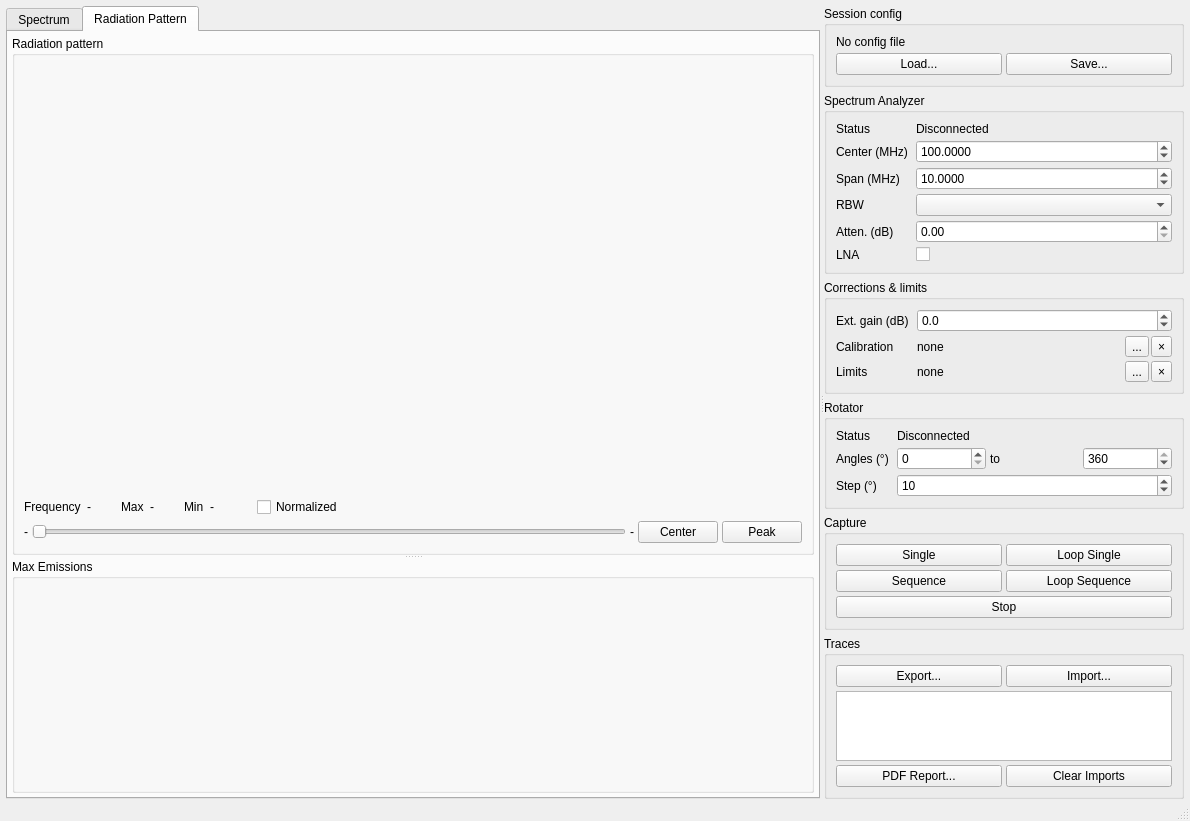
The window that mainwindow.ui (bsan4/polarSA) describes before a commit, drawn with Qt 5.
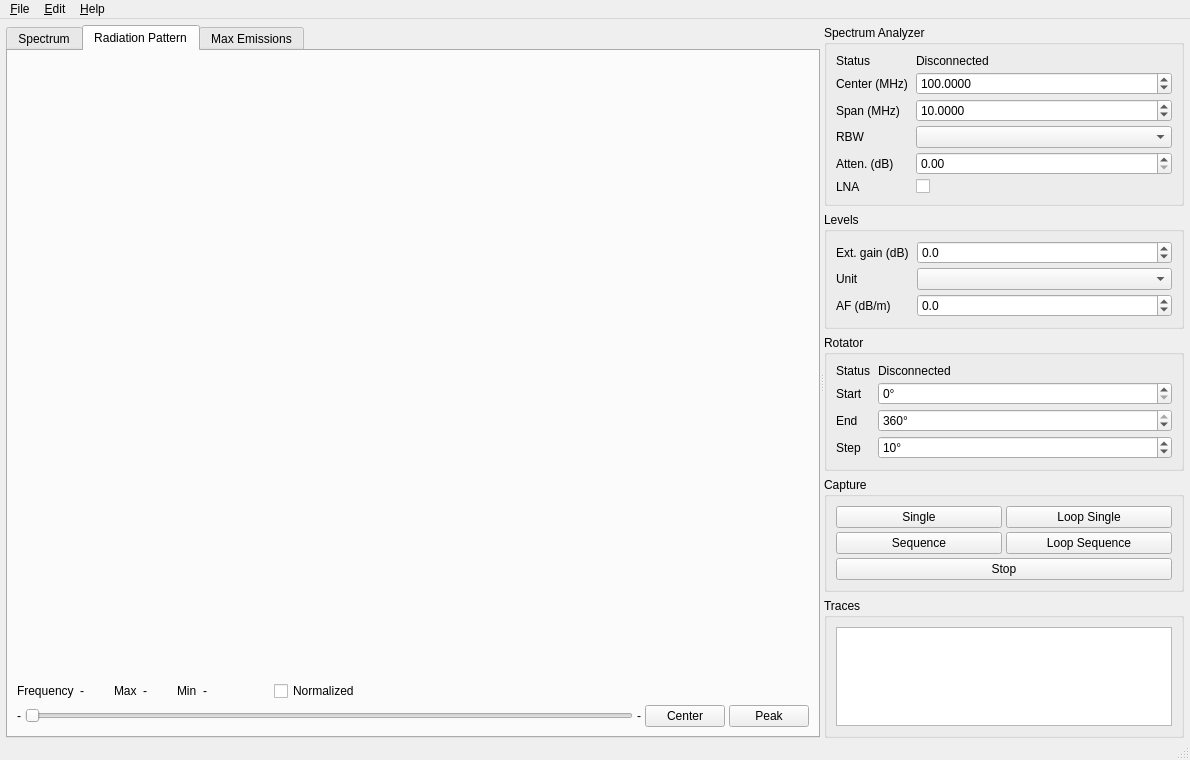
The same window after the commit. Custom widgets are drawn as their Qt base class.

Commit message: Move file and edit actions to menus, Max Emissions tab, level units

Patch:
```diff
--- a/mainwindow.ui
+++ b/mainwindow.ui
@@ -54,34 +54,6 @@
          <string>Radiation Pattern</string>
         </attribute>
         <layout class="QVBoxLayout" name="verticalLayout_rp">
-         <property name="leftMargin">
-          <number>4</number>
-         </property>
-         <property name="topMargin">
-          <number>4</number>
-         </property>
-         <property name="rightMargin">
-          <number>4</number>
-         </property>
-         <property name="bottomMargin">
-          <number>4</number>
-         </property>
-         <item>
-          <widget class="QSplitter" name="rpSplitter">
-           <property name="orientation">
-            <enum>Qt::Orientation::Vertical</enum>
-           </property>
-           <property name="childrenCollapsible">
-            <bool>true</bool>
-           </property>
-           <property name="toolTip">
-            <string>Drag to resize, drag to an edge to hide a graph, double-click to show/hide Max Emissions</string>
-           </property>
-           <widget class="QGroupBox" name="groupBox_4">
-            <property name="title">
-             <string>Radiation pattern</string>
-            </property>
-            <layout class="QVBoxLayout" name="verticalLayout_4">
              <property name="spacing">
               <number>4</number>
              </property>
@@ -174,6 +146,22 @@
                  </property>
                 </widget>
                </item>
+           <item>
+            <spacer name="horizontalSpacer_5">
+             <property name="orientation">
+              <enum>Qt::Orientation::Horizontal</enum>
+             </property>
+             <property name="sizeType">
+              <enum>QSizePolicy::Policy::Fixed</enum>
+             </property>
+             <property name="sizeHint" stdset="0">
+              <size>
+               <width>24</width>
+               <height>10</height>
+              </size>
+             </property>
+            </spacer>
+           </item>
                <item>
                 <widget class="QLabel" name="lbRPLimits">
                  <property name="text">
@@ -269,16 +257,32 @@
              </item>
             </layout>
            </widget>
-           <widget class="QGroupBox" name="groupBox_5">
-            <property name="title">
+       <widget class="QWidget" name="tabMaxEmissions">
+        <attribute name="title">
              <string>Max Emissions</string>
-            </property>
-            <layout class="QGridLayout" name="gridLayout_8">
-             <item row="0" column="0">
-              <widget class="SpectrumPlot" name="maxSpectrumPlot" native="true"/>
-             </item>
-            </layout>
-           </widget>
+        </attribute>
+        <layout class="QVBoxLayout" name="verticalLayout_max">
+         <property name="spacing">
+          <number>4</number>
+         </property>
+         <item>
+          <widget class="QLabel" name="lbMaxInfo">
+           <property name="text">
+            <string>Max hold over all angles of the live capture and of the visible imports</string>
+           </property>
+           <property name="wordWrap">
+            <bool>true</bool>
+           </property>
+          </widget>
+         </item>
+         <item>
+          <widget class="SpectrumPlot" name="maxSpectrumPlot" native="true">
+           <property name="sizePolicy">
+            <sizepolicy hsizetype="Expanding" vsizetype="Expanding">
+             <horstretch>0</horstretch>
+             <verstretch>1</verstretch>
+            </sizepolicy>
+           </property>
           </widget>
          </item>
         </layout>
@@ -313,45 +317,6 @@
         <property name="bottomMargin">
          <number>0</number>
         </property>
-        <item>
-         <widget class="QGroupBox" name="groupBox_session">
-          <property name="title">
-           <string>Session config</string>
-          </property>
-          <layout class="QGridLayout" name="gridLayout_session">
-           <property name="spacing">
-            <number>4</number>
-           </property>
-           <item row="0" column="0" colspan="2">
-            <widget class="QLabel" name="lbConfigName">
-             <property name="text">
-              <string>No config file</string>
-             </property>
-            </widget>
-           </item>
-           <item row="1" column="0">
-            <widget class="QPushButton" name="pbLoadConfig">
-             <property name="toolTip">
-              <string>Load spectrum analyzer, rotator, display and notes settings from a config file</string>
-             </property>
-             <property name="text">
-              <string>Load...</string>
-             </property>
-            </widget>
-           </item>
-           <item row="1" column="1">
-            <widget class="QPushButton" name="pbSaveConfig">
-             <property name="toolTip">
-              <string>Save the current settings (no measurement data) to a config file</string>
-             </property>
-             <property name="text">
-              <string>Save...</string>
-             </property>
-            </widget>
-           </item>
-          </layout>
-         </widget>
-        </item>
         <item>
          <widget class="QGroupBox" name="groupBox">
           <property name="title">
@@ -461,7 +426,7 @@
         <item>
          <widget class="QGroupBox" name="groupBox_corrections">
           <property name="title">
-           <string>Corrections &amp;&amp; limits</string>
+           <string>Levels</string>
           </property>
           <layout class="QFormLayout" name="formLayout_corrections">
            <property name="horizontalSpacing">
@@ -486,10 +451,10 @@
               <number>1</number>
              </property>
              <property name="minimum">
-              <double>-100.000000000000000</double>
+              <double>-200.000000000000000</double>
              </property>
              <property name="maximum">
-              <double>100.000000000000000</double>
+              <double>200.000000000000000</double>
              </property>
              <property name="singleStep">
               <double>0.500000000000000</double>
@@ -499,96 +464,42 @@
            <item row="1" column="0">
             <widget class="QLabel" name="label_calibration">
              <property name="text">
-              <string>Calibration</string>
+              <string>Unit</string>
              </property>
             </widget>
            </item>
            <item row="1" column="1">
-            <layout class="QHBoxLayout" name="horizontalLayout_lbCalibration">
-             <property name="spacing">
-              <number>2</number>
-             </property>
-             <item>
-              <widget class="QLabel" name="lbCalibration">
-               <property name="sizePolicy">
-                <sizepolicy hsizetype="Ignored" vsizetype="Preferred">
-                 <horstretch>1</horstretch>
-                 <verstretch>0</verstretch>
-                </sizepolicy>
-               </property>
-               <property name="text">
-                <string>none</string>
-               </property>
-              </widget>
-             </item>
-             <item>
-              <widget class="QToolButton" name="pbLoadCalibration">
+            <widget class="QComboBox" name="cbUnit">
                <property name="toolTip">
-                <string>Load a setup calibration file (correction vs frequency, e.g. antenna factor + cable loss)</string>
-               </property>
-               <property name="text">
-                <string>...</string>
-               </property>
-              </widget>
-             </item>
-             <item>
-              <widget class="QToolButton" name="pbClearCalibration">
-               <property name="toolTip">
-                <string>Remove the calibration (levels in dBm)</string>
-               </property>
-               <property name="text">
-                <string>×</string>
-               </property>
-              </widget>
-             </item>
-            </layout>
+              <string>Coarse conversion of the levels (flat in frequency). A calibration file, when loaded, sets the unit instead.</string>
+             </property>
+            </widget>
            </item>
            <item row="2" column="0">
             <widget class="QLabel" name="label_limits">
              <property name="text">
-              <string>Limits</string>
+              <string>AF (dB/m)</string>
              </property>
             </widget>
            </item>
            <item row="2" column="1">
-            <layout class="QHBoxLayout" name="horizontalLayout_lbLimits">
-             <property name="spacing">
-              <number>2</number>
+            <widget class="QDoubleSpinBox" name="sbAntennaFactor">
+             <property name="toolTip">
+              <string>Antenna factor of the receiving antenna, flat over frequency (coarse). Use a calibration file for a frequency-dependent one.</string>
              </property>
-             <item>
-              <widget class="QLabel" name="lbLimits">
-               <property name="sizePolicy">
-                <sizepolicy hsizetype="Ignored" vsizetype="Preferred">
-                 <horstretch>1</horstretch>
-                 <verstretch>0</verstretch>
-                </sizepolicy>
-               </property>
-               <property name="text">
-                <string>none</string>
-               </property>
-              </widget>
-             </item>
-             <item>
-              <widget class="QToolButton" name="pbLoadLimits">
-               <property name="toolTip">
-                <string>Load an EMC limits file (one or several limit lines)</string>
-               </property>
-               <property name="text">
-                <string>...</string>
-               </property>
-              </widget>
-             </item>
-             <item>
-              <widget class="QToolButton" name="pbClearLimits">
-               <property name="toolTip">
-                <string>Remove the limits</string>
-               </property>
-               <property name="text">
-                <string>×</string>
-               </property>
-              </widget>
-             </item>
-            </layout>
+             <property name="decimals">
+              <number>1</number>
+             </property>
+             <property name="minimum">
+              <double>-50.000000000000000</double>
+             </property>
+             <property name="maximum">
+              <double>100.000000000000000</double>
+             </property>
+             <property name="singleStep">
+              <double>0.500000000000000</double>
+             </property>
+            </widget>
            </item>
           </layout>
          </widget>
@@ -622,37 +533,38 @@
            <item row="1" column="0">
             <widget class="QLabel" name="label">
              <property name="text">
-              <string>Angles (°)</string>
+              <string>Start</string>
              </property>
             </widget>
            </item>
            <item row="1" column="1">
-            <layout class="QHBoxLayout" name="horizontalLayout_angles">
-             <property name="spacing">
-              <number>4</number>
-             </property>
-             <item>
               <widget class="QSpinBox" name="sbRotatorStart">
                <property name="toolTip">
                 <string>Start angle</string>
                </property>
+             <property name="suffix">
+              <string>°</string>
+             </property>
                <property name="maximum">
                 <number>360</number>
                </property>
               </widget>
              </item>
-             <item>
+           <item row="2" column="0">
               <widget class="QLabel" name="label_2">
                <property name="text">
-                <string>to</string>
+              <string>End</string>
                </property>
               </widget>
              </item>
-             <item>
+           <item row="2" column="1">
               <widget class="QSpinBox" name="sbRotatorEnd">
                <property name="toolTip">
                 <string>End angle</string>
                </property>
+             <property name="suffix">
+              <string>°</string>
+             </property>
                <property name="maximum">
                 <number>360</number>
                </property>
@@ -661,17 +573,18 @@
                </property>
               </widget>
              </item>
-            </layout>
-           </item>
-           <item row="2" column="0">
+           <item row="3" column="0">
             <widget class="QLabel" name="label_3">
              <property name="text">
-              <string>Step (°)</string>
+              <string>Step</string>
              </property>
             </widget>
            </item>
-           <item row="2" column="1">
+           <item row="3" column="1">
             <widget class="QSpinBox" name="sbRotatorStep">
+             <property name="suffix">
+              <string>°</string>
+             </property>
              <property name="maximum">
               <number>360</number>
              </property>
@@ -741,57 +654,23 @@
           <property name="title">
            <string>Traces</string>
           </property>
-          <layout class="QGridLayout" name="gridLayout_traces">
+          <layout class="QVBoxLayout" name="verticalLayout_traces">
            <property name="spacing">
             <number>4</number>
            </property>
-           <item row="0" column="0">
-            <widget class="QPushButton" name="pbExportData">
-             <property name="toolTip">
-              <string>Save the last sequence capture (all spectra vs angle) to a CSV file</string>
-             </property>
-             <property name="text">
-              <string>Export...</string>
-             </property>
-            </widget>
-           </item>
-           <item row="0" column="1">
-            <widget class="QPushButton" name="pbImportData">
-             <property name="toolTip">
-              <string>Load one or several CSV files and overlay their radiation patterns</string>
-             </property>
-             <property name="text">
-              <string>Import...</string>
-             </property>
-            </widget>
-           </item>
-           <item row="1" column="0" colspan="2">
+           <item>
             <widget class="QListWidget" name="lwImports">
              <property name="toolTip">
               <string>Checkbox: show/hide. Double-click: analysis, rotation, gain, color and metadata.</string>
              </property>
+             <property name="horizontalScrollBarPolicy">
+              <enum>Qt::ScrollBarPolicy::ScrollBarAlwaysOff</enum>
+             </property>
              <property name="textElideMode">
               <enum>Qt::TextElideMode::ElideMiddle</enum>
              </property>
             </widget>
            </item>
-           <item row="2" column="0">
-            <widget class="QPushButton" name="pbExportPdf">
-             <property name="toolTip">
-              <string>Create a PDF report: radiation pattern, traces analysis, max emissions, metadata</string>
-             </property>
-             <property name="text">
-              <string>PDF Report...</string>
-             </property>
-            </widget>
-           </item>
-           <item row="2" column="1">
-            <widget class="QPushButton" name="pbClearImports">
-             <property name="text">
-              <string>Clear Imports</string>
-             </property>
-            </widget>
-           </item>
           </layout>
          </widget>
         </item>
@@ -801,6 +680,44 @@
     </item>
    </layout>
   </widget>
+  <widget class="QMenuBar" name="menubar">
+   <widget class="QMenu" name="menuFile">
+    <property name="title">
+     <string>&amp;File</string>
+    </property>
+    <addaction name="actionImportTrace"/>
+    <addaction name="actionExportTrace"/>
+    <addaction name="actionExportPdf"/>
+    <addaction name="separator"/>
+    <addaction name="actionImportConfig"/>
+    <addaction name="actionExportConfig"/>
+    <addaction name="separator"/>
+    <addaction name="actionImportCalibration"/>
+    <addaction name="actionImportLimits"/>
+    <addaction name="separator"/>
+    <addaction name="actionQuit"/>
+   </widget>
+   <widget class="QMenu" name="menuEdit">
+    <property name="title">
+     <string>&amp;Edit</string>
+    </property>
+    <addaction name="actionClearImports"/>
+    <addaction name="actionClearGraphs"/>
+    <addaction name="separator"/>
+    <addaction name="actionClearCalibration"/>
+    <addaction name="actionClearLimits"/>
+   </widget>
+   <widget class="QMenu" name="menuHelp">
+    <property name="title">
+     <string>&amp;Help</string>
+    </property>
+    <addaction name="actionAbout"/>
+    <addaction name="actionAboutQt"/>
+   </widget>
+   <addaction name="menuFile"/>
+   <addaction name="menuEdit"/>
+   <addaction name="menuHelp"/>
+  </widget>
   <widget class="QStatusBar" name="statusbar"/>
  </widget>
  <customwidgets>
```
Left out of the diff: 125 changed lines with no effect on the pictures. Lines whose indentation alone changed are shown as unchanged. The commit also changes 11 other files.
